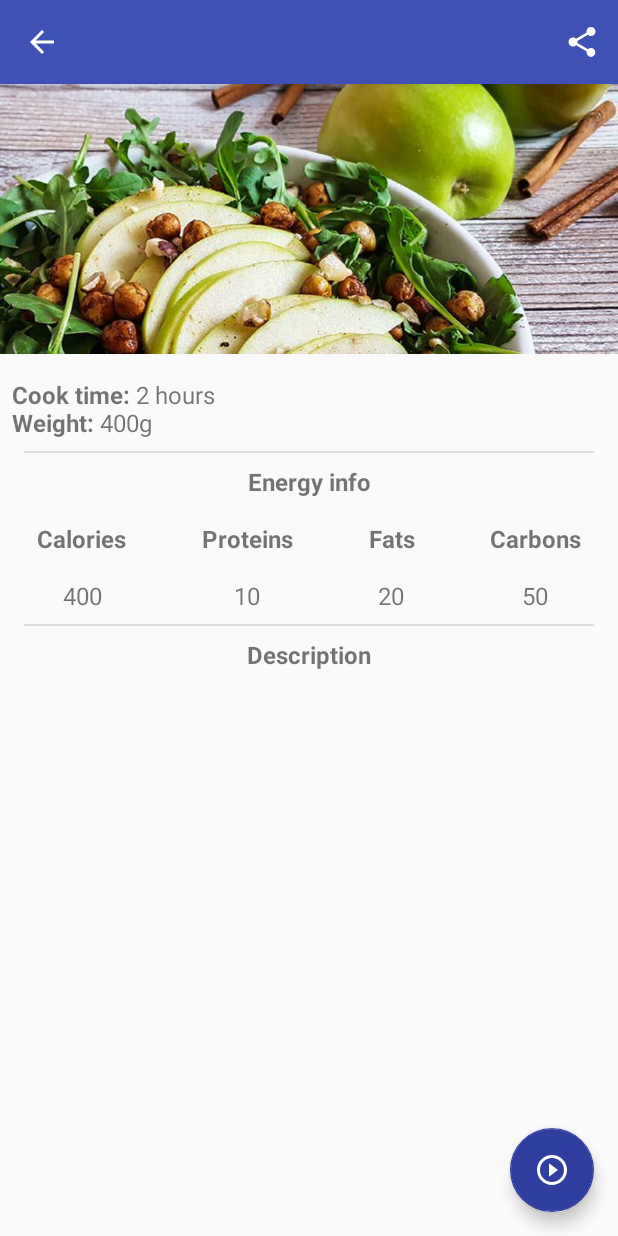
After one commit to AlmostCT/cookmate-android, an Android app: the RecipeActivity screen opened directly, with no data from a screen before it, on a phone screen of 412 x 824 dp. The commit adds this screen. Run offline under Robolectric (Android 15) with nearby library versions, the phone set to English and light mode, and no system bars; libraries missing offline, so code that uses them is left out: com.marcinmoskala.activitystarter; 3 statements that could not run were skipped.

Commit message:
Recipe activity

```diff
--- a/app/src/main/java/almostct/top/foodhack/ui/feed/FeedFragment.kt
+++ b/app/src/main/java/almostct/top/foodhack/ui/feed/FeedFragment.kt
@@ -3,6 +3,7 @@ package almostct.top.foodhack.ui.feed
 import almostct.top.foodhack.R
 import almostct.top.foodhack.model.FeedNewsElement
 import almostct.top.foodhack.model.FeedRecipeElement
+import almostct.top.foodhack.ui.recipe.RecipeActivityStarter
 import android.os.Bundle
 import android.support.v4.app.Fragment
 import android.support.v7.widget.CardView
@@ -64,11 +65,7 @@ class FeedFragment private constructor() : Fragment() {
             holder.imageView.setImageResource(img)
 
             holder.cardView.setOnClickListener {
-                Toast.makeText(
-                    this@FeedFragment.context,
-                    holder.textView.text.toString(),
-                    Toast.LENGTH_SHORT
-                ).show()
+                RecipeActivityStarter.start(this@FeedFragment.context, position.toString(), horizontalList[position])
             }
         }
 
--- /dev/null
+++ b/app/src/main/java/almostct/top/foodhack/ui/recipe/RecipeActivity.kt
@@ -0,0 +1,82 @@
+package almostct.top.foodhack.ui.recipe
+
+import activitystarter.ActivityStarter
+import activitystarter.Arg
+import almostct.top.foodhack.R
+import android.os.Bundle
+import android.support.design.widget.FloatingActionButton
+import android.support.design.widget.Snackbar
+import android.support.v7.app.AppCompatActivity
+import android.support.v7.widget.Toolbar
+import android.text.TextUtils
+import android.view.Menu
+import android.view.MenuItem
+import android.widget.TextView
+import android.widget.Toast
+import com.marcinmoskala.activitystarter.argExtra
+import kotterknife.bindView
+
+
+class RecipeActivity internal constructor() : AppCompatActivity() {
+    @get:Arg
+    var recipeId: String by argExtra()
+    @get:Arg
+    var recipeName: String by argExtra()
+
+    val caloriesText by bindView<TextView>(R.id.recipe_energy_info_calories)
+    val uText by bindView<TextView>(R.id.recipe_energy_info_u)
+    val jText by bindView<TextView>(R.id.recipe_energy_info_j)
+    val bText by bindView<TextView>(R.id.recipe_energy_info_b)
+
+    val generalText by bindView<TextView>(R.id.recipe_general_info)
+
+    override fun onCreate(savedInstanceState: Bundle?) {
+        super.onCreate(savedInstanceState)
+        ActivityStarter.fill(this, savedInstanceState);
+        setContentView(R.layout.activity_recipe)
+        val toolbar = findViewById(R.id.toolbar) as Toolbar
+        toolbar.title = recipeName
+        setSupportActionBar(toolbar)
+
+        val fab = findViewById(R.id.fab) as FloatingActionButton
+        fab.setOnClickListener { view ->
+            Snackbar.make(view, "Start", Snackbar.LENGTH_SHORT)
+                .setAction("Action", null).show()
+        }
+        supportActionBar!!.setDisplayHomeAsUpEnabled(true)
+
+        updateUI()
+    }
+
+    override fun onCreateOptionsMenu(menu: Menu?): Boolean {
+        val inflater = menuInflater
+        inflater.inflate(R.menu.share, menu)
+        return true
+    }
+
+    override fun onOptionsItemSelected(item: MenuItem?): Boolean = if (item?.itemId == R.id.share) {
+        Toast.makeText(this, "Share", Toast.LENGTH_SHORT).show()
+        true
+    } else false
+
+    fun updateUI() {
+        val txt = TextUtils.concat(
+            resources.getText(R.string.recipe_general_info_cooktime),
+            "2 hours",
+            "\n",
+            resources.getText(R.string.recipe_general_info_weight),
+            "400g"
+        )
+        generalText.text = txt
+        caloriesText.text = "400"
+        bText.text = "10"
+        jText.text = "20"
+        uText.text = "50"
+    }
+
+    override// This is optional, only when we want to keep arguments changes in case of rotation etc.
+    fun onSaveInstanceState(outState: Bundle) {
+        super.onSaveInstanceState(outState)
+        ActivityStarter.save(this, outState)
+    }
+}
--- /dev/null
+++ b/app/src/main/res/drawable/ic_comment_white_24dp.xml
@@ -0,0 +1,9 @@
+<vector xmlns:android="http://schemas.android.com/apk/res/android"
+    android:width="24dp"
+    android:height="24dp"
+    android:viewportWidth="24.0"
+    android:viewportHeight="24.0">
+    <path
+        android:fillColor="#FFFFFFFF"
+        android:pathData="M21.99,4c0,-1.1 -0.89,-2 -1.99,-2L4,2c-1.1,0 -2,0.9 -2,2v12c0,1.1 0.9,2 2,2h14l4,4 -0.01,-18zM18,14L6,14v-2h12v2zM18,11L6,11L6,9h12v2zM18,8L6,8L6,6h12v2z" />
+</vector>
--- /dev/null
+++ b/app/src/main/res/drawable/ic_share_white_24dp.xml
@@ -0,0 +1,9 @@
+<vector xmlns:android="http://schemas.android.com/apk/res/android"
+    android:width="24dp"
+    android:height="24dp"
+    android:viewportWidth="24.0"
+    android:viewportHeight="24.0">
+    <path
+        android:fillColor="#FFFFFFFF"
+        android:pathData="M18,16.08c-0.76,0 -1.44,0.3 -1.96,0.77L8.91,12.7c0.05,-0.23 0.09,-0.46 0.09,-0.7s-0.04,-0.47 -0.09,-0.7l7.05,-4.11c0.54,0.5 1.25,0.81 2.04,0.81 1.66,0 3,-1.34 3,-3s-1.34,-3 -3,-3 -3,1.34 -3,3c0,0.24 0.04,0.47 0.09,0.7L8.04,9.81C7.5,9.31 6.79,9 6,9c-1.66,0 -3,1.34 -3,3s1.34,3 3,3c0.79,0 1.5,-0.31 2.04,-0.81l7.12,4.16c-0.05,0.21 -0.08,0.43 -0.08,0.65 0,1.61 1.31,2.92 2.92,2.92 1.61,0 2.92,-1.31 2.92,-2.92s-1.31,-2.92 -2.92,-2.92z" />
+</vector>
--- /dev/null
+++ b/app/src/main/res/drawable/ic_start_white_24dp.xml
@@ -0,0 +1,9 @@
+<vector xmlns:android="http://schemas.android.com/apk/res/android"
+    android:width="24dp"
+    android:height="24dp"
+    android:viewportWidth="24.0"
+    android:viewportHeight="24.0">
+    <path
+        android:fillColor="#FFFFFF"
+        android:pathData="M10,16.5l6,-4.5 -6,-4.5v9zM12,2C6.48,2 2,6.48 2,12s4.48,10 10,10 10,-4.48 10,-10S17.52,2 12,2zM12,20c-4.41,0 -8,-3.59 -8,-8s3.59,-8 8,-8 8,3.59 8,8 -3.59,8 -8,8z" />
+</vector>
--- /dev/null
+++ b/app/src/main/res/layout/activity_recipe.xml
@@ -0,0 +1,33 @@
+<?xml version="1.0" encoding="utf-8"?>
+<android.support.design.widget.CoordinatorLayout xmlns:android="http://schemas.android.com/apk/res/android"
+    xmlns:app="http://schemas.android.com/apk/res-auto"
+    xmlns:tools="http://schemas.android.com/tools"
+    android:layout_width="match_parent"
+    android:layout_height="match_parent"
+    tools:context="almostct.top.foodhack.ui.recipe.RecipeActivity">
+
+    <android.support.design.widget.AppBarLayout
+        android:layout_width="match_parent"
+        android:layout_height="wrap_content"
+        android:theme="@style/AppTheme.AppBarOverlay">
+
+        <android.support.v7.widget.Toolbar
+            android:id="@+id/toolbar"
+            android:layout_width="match_parent"
+            android:layout_height="?attr/actionBarSize"
+            android:background="?attr/colorPrimary"
+            app:popupTheme="@style/AppTheme.PopupOverlay" />
+
+    </android.support.design.widget.AppBarLayout>
+
+    <include layout="@layout/content_recipe" />
+
+    <android.support.design.widget.FloatingActionButton
+        android:id="@+id/fab"
+        android:layout_width="wrap_content"
+        android:layout_height="wrap_content"
+        android:layout_gravity="bottom|end"
+        android:layout_margin="@dimen/fab_margin"
+        app:srcCompat="@drawable/ic_start_white_24dp" />
+
+</android.support.design.widget.CoordinatorLayout>
--- /dev/null
+++ b/app/src/main/res/layout/content_recipe.xml
@@ -0,0 +1,140 @@
+<?xml version="1.0" encoding="utf-8"?>
+<android.support.constraint.ConstraintLayout xmlns:android="http://schemas.android.com/apk/res/android"
+    xmlns:app="http://schemas.android.com/apk/res-auto"
+    xmlns:tools="http://schemas.android.com/tools"
+    android:layout_width="match_parent"
+    android:layout_height="match_parent"
+    app:layout_behavior="@string/appbar_scrolling_view_behavior"
+    tools:context="almostct.top.foodhack.ui.recipe.RecipeActivity"
+    tools:showIn="@layout/activity_recipe">
+
+    <LinearLayout
+        android:layout_width="match_parent"
+        android:layout_height="wrap_content"
+        android:orientation="vertical">
+
+        <ImageView
+            android:layout_width="match_parent"
+            android:scaleType="centerCrop"
+            android:layout_height="@dimen/recipe_img_height"
+            android:src="@drawable/mock_food_1"
+            android:layout_marginBottom="@dimen/medium_padding" />
+
+        <TextView
+            android:id="@+id/recipe_general_info"
+            android:padding="@dimen/medium_padding"
+            android:textSize="16sp"
+            android:layout_width="match_parent"
+            android:layout_height="wrap_content" />
+
+        <include layout="@layout/separator" />
+
+        <TextView
+            android:padding="@dimen/medium_padding"
+            android:textSize="16sp"
+            android:text="@string/recipe_energy_info_header"
+            android:layout_gravity="center"
+            android:gravity="center"
+            android:layout_width="match_parent"
+            android:layout_height="wrap_content" />
+
+        <!-- TABLE -->
+
+        <GridLayout xmlns:android="http://schemas.android.com/apk/res/android"
+            android:layout_width="match_parent"
+            android:layout_height="wrap_content"
+            android:layout_gravity="center"
+            android:columnCount="4"
+            android:orientation="horizontal">
+
+            <!-- HEADER -->
+
+            <TextView
+                android:padding="@dimen/medium_padding"
+                android:textSize="16sp"
+                android:text="@string/recipe_energy_info_calories"
+                android:layout_gravity="center"
+                android:layout_columnWeight="1"
+                android:layout_height="wrap_content" />
+
+            <TextView
+                android:padding="@dimen/medium_padding"
+                android:textSize="16sp"
+                android:gravity="center"
+                android:text="@string/recipe_energy_info_b"
+                android:layout_gravity="fill"
+                android:layout_columnWeight="1"
+                android:layout_height="wrap_content" />
+
+            <TextView
+                android:padding="@dimen/medium_padding"
+                android:textSize="16sp"
+                android:gravity="center"
+                android:text="@string/recipe_energy_info_j"
+                android:layout_gravity="fill"
+                android:layout_columnWeight="1"
+                android:layout_height="wrap_content" />
+
+            <TextView
+                android:padding="@dimen/medium_padding"
+                android:textSize="16sp"
+                android:gravity="center"
+                android:text="@string/recipe_energy_info_u"
+                android:layout_gravity="fill"
+                android:layout_columnWeight="1"
+                android:layout_height="wrap_content" />
+
+            <!-- INFO -->
+
+            <TextView
+                android:padding="@dimen/medium_padding"
+                android:textSize="16sp"
+                android:gravity="center"
+                android:id="@+id/recipe_energy_info_calories"
+                android:layout_gravity="fill"
+                android:layout_columnWeight="1"
+                android:layout_height="wrap_content" />
+
+            <TextView
+                android:padding="@dimen/medium_padding"
+                android:textSize="16sp"
+                android:gravity="center"
+                android:id="@+id/recipe_energy_info_b"
+                android:layout_gravity="fill"
+                android:layout_columnWeight="1"
+                android:layout_height="wrap_content" />
+
+            <TextView
+                android:padding="@dimen/medium_padding"
+                android:textSize="16sp"
+                android:gravity="center"
+                android:id="@+id/recipe_energy_info_j"
+                android:layout_gravity="fill"
+                android:layout_columnWeight="1"
+                android:layout_height="wrap_content" />
+
+            <TextView
+                android:padding="@dimen/medium_padding"
+                android:textSize="16sp"
+                android:gravity="center"
+                android:id="@+id/recipe_energy_info_u"
+                android:layout_gravity="fill"
+                android:layout_columnWeight="1"
+                android:layout_height="wrap_content" />
+        </GridLayout>
+
+        <include layout="@layout/separator" />
+
+        <TextView
+            android:padding="@dimen/medium_padding"
+            android:textSize="16sp"
+            android:text="@string/recipe_energy_description_header"
+            android:layout_gravity="center"
+            android:gravity="center"
+            android:layout_width="match_parent"
+            android:layout_height="wrap_content" />
+
+
+    </LinearLayout>
+
+</android.support.constraint.ConstraintLayout>
--- /dev/null
+++ b/app/src/main/res/layout/separator.xml
@@ -0,0 +1,7 @@
+<?xml version="1.0" encoding="utf-8"?>
+<View xmlns:android="http://schemas.android.com/apk/res/android"
+    android:layout_width="match_parent"
+    android:layout_height="1dp"
+    android:layout_marginStart="@dimen/big_padding"
+    android:layout_marginEnd="@dimen/big_padding"
+    android:background="?android:attr/listDivider" />
--- a/app/src/main/res/menu/navigation.xml
+++ b/app/src/main/res/menu/navigation.xml
@@ -11,9 +11,4 @@
         android:icon="@drawable/ic_home_black_24dp"
         android:title="@string/title_dashboard" />
 
-    <!--<item-->
-    <!--android:id="@+id/navigation_notifications"-->
-    <!--android:icon="@drawable/ic_notifications_black_24dp"-->
-    <!--android:title="@string/title_notifications" />-->
-
 </menu>
--- /dev/null
+++ b/app/src/main/res/menu/share.xml
@@ -0,0 +1,11 @@
+<?xml version="1.0" encoding="utf-8"?>
+<menu xmlns:android="http://schemas.android.com/apk/res/android"
+    xmlns:app="http://schemas.android.com/apk/res-auto">
+
+    <item
+        android:id="@+id/share"
+        android:icon="@drawable/ic_share_white_24dp"
+        android:title="@string/title_share"
+        app:showAsAction="always" />
+
+</menu>
--- a/app/src/main/res/values/colors.xml
+++ b/app/src/main/res/values/colors.xml
@@ -2,5 +2,5 @@
 <resources>
     <color name="colorPrimary">#3F51B5</color>
     <color name="colorPrimaryDark">#303F9F</color>
-    <color name="colorAccent">#FF4081</color>
+    <color name="colorAccent">#303F9F</color>
 </resources>
--- a/app/src/main/res/values/dimens.xml
+++ b/app/src/main/res/values/dimens.xml
@@ -9,4 +9,7 @@
 
     <dimen name="feed_recipe_width">140dp</dimen>
     <dimen name="feed_recipe_height">180dp</dimen>
+    <dimen name="recipe_img_height">180dp</dimen>
+
+    <dimen name="fab_margin">16dp</dimen>
 </resources>
--- a/app/src/main/res/values/strings.xml
+++ b/app/src/main/res/values/strings.xml
@@ -1,8 +1,20 @@
 <resources>
     <string name="app_name">FoodHack</string>
     <string name="title_home">Feed</string>
+    <string name="title_share">Share</string>
     <string name="title_dashboard">Coming soon</string>
     <string name="title_notifications">Notifications</string>
     <string name="feed_rotm">Recipes of the month</string>
     <string name="feed_news_str">News</string>
+    <string name="title_activity_recipe">RecipeActivity</string>
+
+    <string name="recipe_general_info_cooktime"><b>Cook time: </b></string>
+    <string name="recipe_general_info_weight"><b>Weight: </b></string>
+    <string name="recipe_energy_info_header"><b>Energy info</b></string>
+    <string name="recipe_energy_description_header"><b>Description</b></string>
+    <string name="recipe_energy_info_calories"><b>Calories</b></string>
+    <string name="recipe_energy_info_b"><b>Proteins</b></string>
+    <string name="recipe_energy_info_j"><b>Fats</b></string>
+    <string name="recipe_energy_info_u"><b>Carbons</b></string>
+    <string name="start">Start!</string>
 </resources>
--- a/app/src/main/res/values/styles.xml
+++ b/app/src/main/res/values/styles.xml
@@ -21,4 +21,17 @@
         <item name="android:padding">@dimen/medium_padding</item>
     </style>
 
+    <style name="AppTheme.NoActionBar">
+        <item name="windowActionBar">false</item>
+        <item name="windowNoTitle">true</item>
+    </style>
+
+    <style name="AppTheme.AppBarOverlay" parent="ThemeOverlay.AppCompat.Dark.ActionBar" />
+
+    <style name="AppTheme.PopupOverlay" parent="ThemeOverlay.AppCompat.Light" />
+
+    <style name="RecipeGridElement">
+
+    </style>
+
 </resources>
```
Also changed, not shown: app/build.gradle (+27 -8 lines), app/src/main/AndroidManifest.xml (+10 -1 lines).
